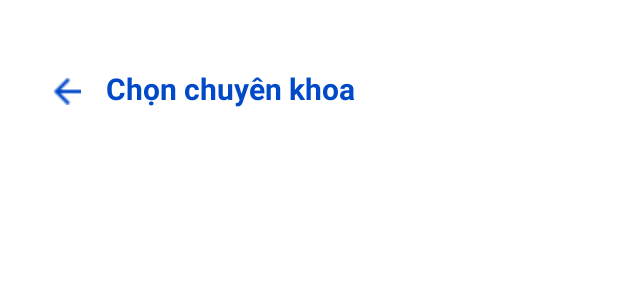
After one commit to Nhom15-Mobile/Project-Mobile, an Android app: the layout specialty_activity.xml on its own in the app's theme, with its tools: preview values and no code run, on a phone screen of 412 x 824 dp. The commit adds this screen. Shown: the top 300 px of the screen. Run offline under Robolectric (Android 15) with nearby library versions, the phone set to English and light mode, and no system bars.

Commit message:
add specialty

```diff
--- a/APP-ANDROID/app/src/main/AndroidManifest.xml
+++ b/APP-ANDROID/app/src/main/AndroidManifest.xml
@@ -28,6 +28,7 @@
         <activity android:name="com.example.auth.ui.SignupActivity" />
         <activity android:name="com.example.profile.ui.ProfileFragment" />
         <activity android:name="com.example.appointment.ui.AppointmentActivity"/>
+        <activity android:name="com.example.appointment.ui.SpecialtyActivity"/>
 
 
     </application>
--- a/APP-ANDROID/feature/appointment/src/main/java/com/example/appointment/model/RecordViewHolder.java
+++ b/APP-ANDROID/feature/appointment/src/main/java/com/example/appointment/model/RecordViewHolder.java
@@ -7,14 +7,17 @@ import androidx.annotation.NonNull;
 import androidx.recyclerview.widget.RecyclerView;
 
 import com.example.appointment.R;
+import com.google.android.material.card.MaterialCardView;
 
 public class RecordViewHolder extends RecyclerView.ViewHolder {
     TextView name, idRecord, phone;
+    MaterialCardView card;
 
     public RecordViewHolder(@NonNull View itemView) {
         super(itemView);
         name = itemView.findViewById(R.id.name);
         idRecord = itemView.findViewById(R.id.id);
         phone = itemView.findViewById(R.id.phone);
+        card = itemView.findViewById(R.id.btnProfileCard);
     }
 }
--- /dev/null
+++ b/APP-ANDROID/feature/appointment/src/main/res/layout/specialty_activity.xml
@@ -0,0 +1,33 @@
+<LinearLayout
+    xmlns:android="http://schemas.android.com/apk/res/android"
+    xmlns:app="http://schemas.android.com/apk/res-auto"
+    android:layout_width="match_parent"
+    android:layout_height="match_parent"
+    android:background="@color/white"
+    android:orientation="vertical"
+    android:padding="27dp">
+    <LinearLayout
+        android:layout_width="wrap_content"
+        android:layout_height="wrap_content"
+        android:orientation="horizontal"
+        android:layout_marginVertical="10dp">
+
+        <com.google.android.material.button.MaterialButton
+            android:layout_width="43dp"
+            android:layout_height="wrap_content"
+            android:backgroundTint="@color/white"
+            app:icon="@drawable/ic_arrow"
+            app:iconGravity="textStart"
+            app:iconTint="@null">
+        </com.google.android.material.button.MaterialButton>
+        <androidx.appcompat.widget.AppCompatTextView
+            android:layout_width="wrap_content"
+            android:layout_height="wrap_content"
+            android:text="Chọn chuyên khoa"
+
+            android:textColor="@color/primary"
+            android:textStyle="bold"
+            android:textSize="20sp">
+        </androidx.appcompat.widget.AppCompatTextView>
+    </LinearLayout>
+</LinearLayout>
```
Also changed, not shown: APP-ANDROID/feature/appointment/src/main/java/com/example/appointment/model/RecordAdapter.java (+16 -0 lines), APP-ANDROID/feature/appointment/src/main/java/com/example/appointment/ui/AppointmentActivity.java (+15 -1 lines), APP-ANDROID/feature/appointment/src/main/java/com/example/appointment/ui/SpecialtyActivity.java (added, +16 -0 lines).
